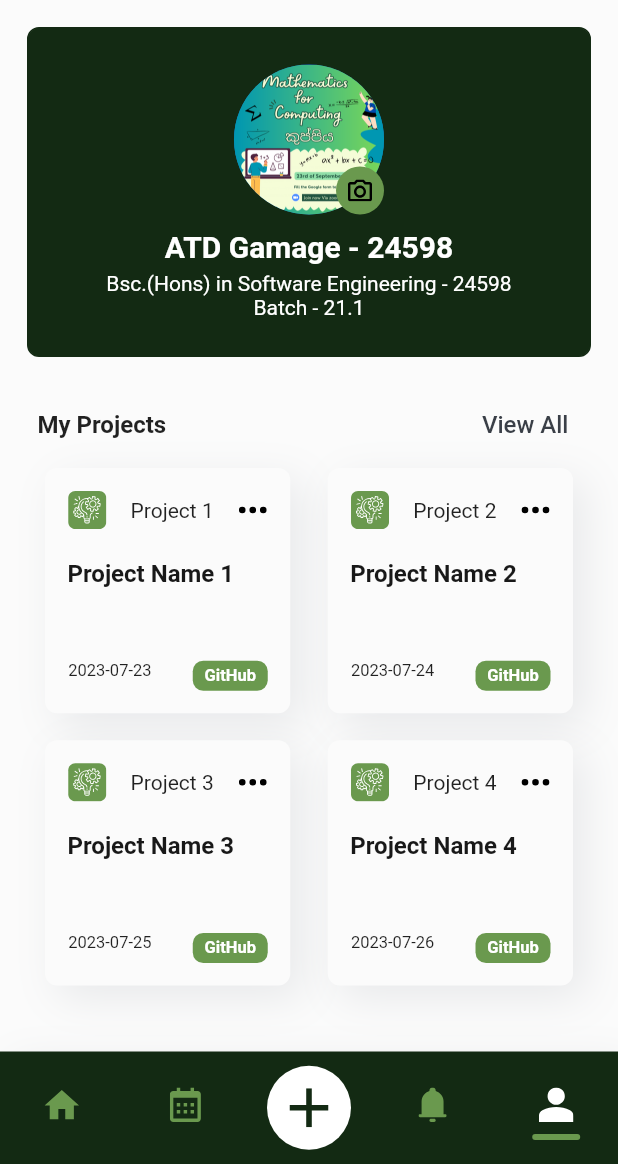
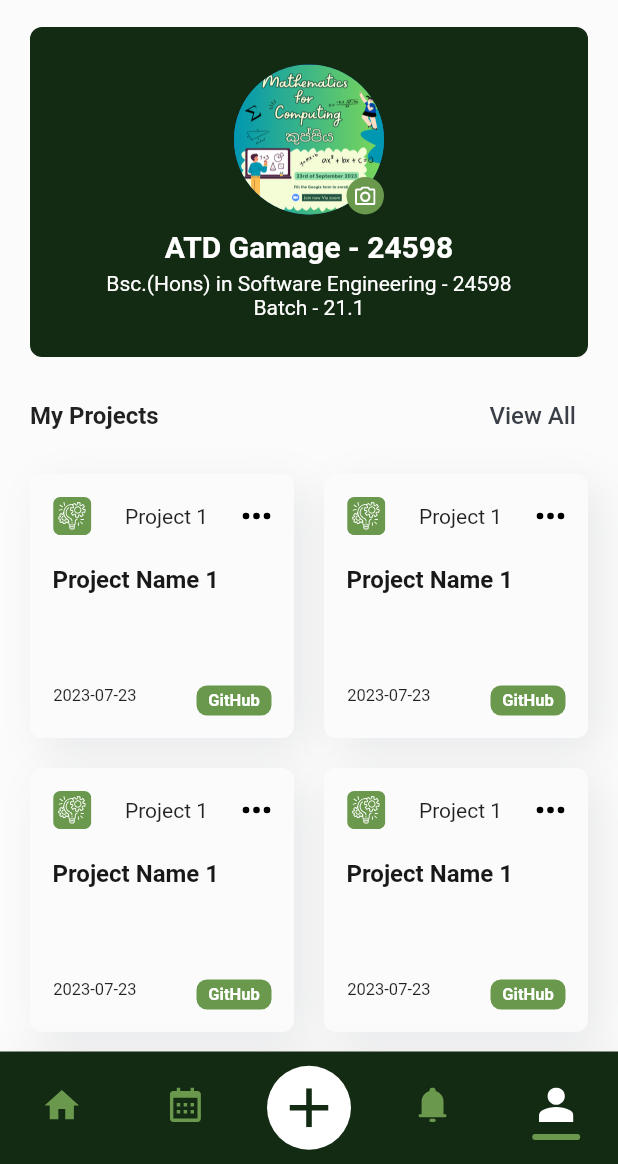
Before and after one commit to MAGHPMallawaarachchi/scholarsync-mobile-app, a Flutter app: the screen it shows after launch, item 5 of the bottom bar chosen, on a phone screen of 412 x 824 dp, the part 72-1236 px from its top. Run offline on Flutter 3.47's test engine with Material 2 defaults, Android fonts, the phone set to English and light mode, and no system bars; our stand-ins replace calendar_view, expandable_text, flutter_svg, go_router.

Commit message:
fix: style errors

```diff
--- a/lib/views/pages/auth/login_page.dart
+++ b/lib/views/pages/auth/login_page.dart
@@ -43,6 +43,7 @@ class _LogInPageState extends State<LogInPage> {
           // White box
           Center(
             child: SingleChildScrollView(
+              physics: BouncingScrollPhysics(),
               child: Padding(
                 padding: const EdgeInsets.symmetric(horizontal: 20),
                 child: Container(
--- a/lib/views/pages/calendar/calendar_page.dart
+++ b/lib/views/pages/calendar/calendar_page.dart
@@ -30,7 +30,7 @@ class _CalendarPageState extends State<CalendarPage> {
   @override
   Widget build(BuildContext context) {
     return Scaffold(
-      appBar: UIConstants.appBar(
+      appBar: CustomAppBar.appBar(
           title: 'Calendar',
           fontSize: 22,
           fontWeight: FontWeight.w600,
@@ -42,7 +42,7 @@ class _CalendarPageState extends State<CalendarPage> {
       body: DayView(
         controller: eventController,
         showVerticalLine: true,
-        minDay: DateTime(2020),
+        minDay: DateTime(2023),
         maxDay: DateTime(2030),
         heightPerMinute: 1,
         scrollPhysics: const BouncingScrollPhysics(),
--- a/lib/views/pages/club_profile/club_profile_page.dart
+++ b/lib/views/pages/club_profile/club_profile_page.dart
@@ -28,7 +28,7 @@ class _ClubProfilePageState extends State<ClubProfilePage> {
   @override
   Widget build(BuildContext context) {
     return Scaffold(
-      appBar: UIConstants.appBar(
+      appBar: CustomAppBar.appBar(
         title: clubName,
         fontSize: 22,
         fontWeight: FontWeight.bold,
--- a/lib/views/pages/home/academic_staff_page.dart
+++ b/lib/views/pages/home/academic_staff_page.dart
@@ -25,7 +25,7 @@ class _AcademicStaffPageState extends State<AcademicStaffPage>
   @override
   Widget build(BuildContext context) {
     return Scaffold(
-      appBar: UIConstants.appBar(
+      appBar: CustomAppBar.appBar(
         title: 'Academic Staff',
         fontSize: 22,
         fontWeight: FontWeight.w600,
--- a/lib/views/pages/home/give_feedback.dart
+++ b/lib/views/pages/home/give_feedback.dart
@@ -32,6 +32,7 @@ class FeedbackFormState extends State<FeedbackForm> {
         centerTitle: true,
       ),
       body: SingleChildScrollView(
+        physics: BouncingScrollPhysics(),
         child: Form(
           key: _formKey,
           child: Center(
@@ -80,6 +81,7 @@ class FeedbackFormState extends State<FeedbackForm> {
                       ),
                       const SizedBox(height: 20),
                       SingleChildScrollView(
+                        physics: BouncingScrollPhysics(),
                         child: Column(
                           children: [
                             const Text(
--- a/lib/views/pages/home/kuppi_page.dart
+++ b/lib/views/pages/home/kuppi_page.dart
@@ -22,7 +22,7 @@ class _KuppiPageState extends State<KuppiPage> {
   @override
   Widget build(BuildContext context) {
     return Scaffold(
-        appBar: UIConstants.appBar(
+        appBar: CustomAppBar.appBar(
           title: 'Kuppi Sessions',
           fontSize: 18,
           fontWeight: FontWeight.w600,
--- a/lib/views/pages/home/settings_page.dart
+++ b/lib/views/pages/home/settings_page.dart
@@ -11,7 +11,7 @@ class SettingsPage extends StatelessWidget {
   @override
   Widget build(BuildContext context) {
     return Scaffold(
-      appBar: UIConstants.appBar(
+      appBar: CustomAppBar.appBar(
         title: 'Settings',
         fontSize: 22,
         fontWeight: FontWeight.bold,
--- a/lib/views/pages/my_profile/my_profile_page.dart
+++ b/lib/views/pages/my_profile/my_profile_page.dart
@@ -1,4 +1,5 @@
 import 'package:flutter/material.dart';
+import 'package:scholarsync/views/pages/my_profile/my_projects_page.dart';
 import 'package:scholarsync/views/pages/my_profile/widgets/project_box.dart';
 import 'package:scholarsync/constants/icon_constants.dart';
 import 'package:scholarsync/views/widgets/app_bar.dart';
@@ -16,30 +17,22 @@ class _MyProfilePageState extends State<MyProfilePage> {
   @override
   Widget build(BuildContext context) {
     return Scaffold(
-      appBar: UIConstants.appBar(
+      appBar: CustomAppBar.appBar(
         title: 'My Profile',
         fontSize: 22,
         fontWeight: FontWeight.w600,
         titleCenter: false,
         rightIcon: IconConstants.hamburgerMenuIcon,
-        onRightIconPressed: () {
-          /* Navigator.push(
-            context,
-            MaterialPageRoute(builder: (context) => const LogInPage()),
-          );*/
-        },
+        onRightIconPressed: () {},
       ),
-      body: Column(
+      body: Padding(
+        padding: const EdgeInsets.symmetric(horizontal: 20, vertical: 10),
+        child: Column(
           crossAxisAlignment: CrossAxisAlignment.start,
           children: [
-          const Padding(
-            padding: EdgeInsets.symmetric(horizontal: 18, vertical: 10),
-            child: ProfileInfo(),
-          ),
-          const SizedBox(height: 11),
-          Padding(
-            padding: const EdgeInsets.only(left: 25, right: 25),
-            child: Row(
+            const ProfileInfo(),
+            const SizedBox(height: 15),
+            Row(
               mainAxisAlignment: MainAxisAlignment.spaceBetween,
               children: [
                 const Text(
@@ -51,7 +44,9 @@ class _MyProfilePageState extends State<MyProfilePage> {
                 ),
                 TextButton(
                   onPressed: () {
-                    // Handle "View All" click
+                    Route route = MaterialPageRoute(
+                        builder: (context) => const MyProjectsPage());
+                    Navigator.push(context, route);
                   },
                   child: const Text(
                     'View All',
@@ -63,50 +58,39 @@ class _MyProfilePageState extends State<MyProfilePage> {
                 ),
               ],
             ),
+            const SizedBox(height: 15),
+            Expanded(
+              child: CustomScrollView(
+                physics: const BouncingScrollPhysics(),
+                slivers: [
+                  SliverPadding(
+                    padding: const EdgeInsets.all(0),
+                    sliver: SliverGrid(
+                      gridDelegate:
+                          const SliverGridDelegateWithMaxCrossAxisExtent(
+                        maxCrossAxisExtent: 200.0,
+                        mainAxisSpacing: 20.0,
+                        crossAxisSpacing: 20.0,
                       ),
-          const SizedBox(height: 5),
-          Expanded(
-            child: Padding(
-              padding: const EdgeInsets.only(
-                  left: 5, right: 5, bottom: 25), // Add bottom padding
-              child: Scrollbar(
-                child: GridView.count(
-                  crossAxisCount: 2,
-                  mainAxisSpacing: 18.0,
-                  crossAxisSpacing: 25.0,
-                  padding: const EdgeInsets.only(left: 25, right: 25),
-                  children: const [
-                    ProjectBox(
+                      delegate: SliverChildBuilderDelegate(
+                        (BuildContext context, int index) {
+                          return const ProjectBox(
                             projectNumber: '1',
                             projectName: 'Project Name 1',
                             date: '2023-07-23',
                             githubLink: 'https://github.com/project1',
-                    ),
-                    ProjectBox(
-                      projectNumber: '2',
-                      projectName: 'Project Name 2',
-                      date: '2023-07-24',
-                      githubLink: 'https://github.com/project2',
-                    ),
-                    ProjectBox(
-                      projectNumber: '3',
-                      projectName: 'Project Name 3',
-                      date: '2023-07-25',
-                      githubLink: 'https://github.com/project3',
-                    ),
-                    ProjectBox(
-                      projectNumber: '4',
-                      projectName: 'Project Name 4',
-                      date: '2023-07-26',
-                      githubLink: 'https://github.com/project4',
-                    ),
-                  ],
-                ),
+                          );
+                        },
+                        childCount: 4,
                       ),
                     ),
                   ),
                 ],
               ),
+            ),
+          ],
+        ),
+      ),
     );
   }
 }
--- a/lib/views/pages/my_profile/widgets/profile_info.dart
+++ b/lib/views/pages/my_profile/widgets/profile_info.dart
@@ -3,6 +3,8 @@ import 'package:flutter_svg/flutter_svg.dart';
 import 'package:scholarsync/constants/icon_constants.dart';
 import 'package:scholarsync/constants/image_constants.dart';
 import 'package:scholarsync/themes/palette.dart';
+
+import '../../../widgets/circular_icon_button.dart';
 
 class ProfileInfo extends StatelessWidget {
   const ProfileInfo({super.key});
@@ -34,22 +36,12 @@ class ProfileInfo extends StatelessWidget {
                       backgroundImage: AssetImage(
                           ImageConstants.kuppiImg1), // Add your image path here
                     ),
-                    Container(
-                      width: 32, // Set the desired width for the container
-                      height: 32, // Set the desired height for the container
-                      decoration: const BoxDecoration(
-                        shape: BoxShape.circle,
-                        color: PaletteLightMode
-                            .secondaryGreenColor, // Choose the background color you want for the camera icon
-                      ),
-                      child: IconButton(
-                        onPressed: () {
-                          // Handle camera icon pressed (profile edit page)
-                        },
-                        iconSize: 18, // Set the desired icon size
-                        icon: SvgPicture.asset(IconConstants.cameraIcon),
-                        color: PaletteLightMode.whiteColor,
-                      ),
+                    CircularIconButton(
+                      buttonSize: 25,
+                      iconAsset: IconConstants.cameraIcon,
+                      iconColor: PaletteLightMode.whiteColor,
+                      buttonColor: PaletteLightMode.secondaryGreenColor,
+                      onPressed: () {},
                     ),
                   ],
                 ),
--- a/lib/views/widgets/app_bar.dart
+++ b/lib/views/widgets/app_bar.dart
@@ -2,7 +2,7 @@ import 'package:flutter/material.dart';
 import 'package:flutter_svg/svg.dart';
 import 'package:scholarsync/themes/palette.dart';
 
-class UIConstants {
+class CustomAppBar {
   static AppBar appBar({
     VoidCallback? onLeftIconPressed,
     String? leftIcon,
```
Also changed, not shown: lib/views/pages/my_profile/my_projects_page.dart (+14 -19 lines), lib/views/pages/notifications/notifications_page.dart (+8 -4 lines). Lines whose indentation alone changed are shown as unchanged.
